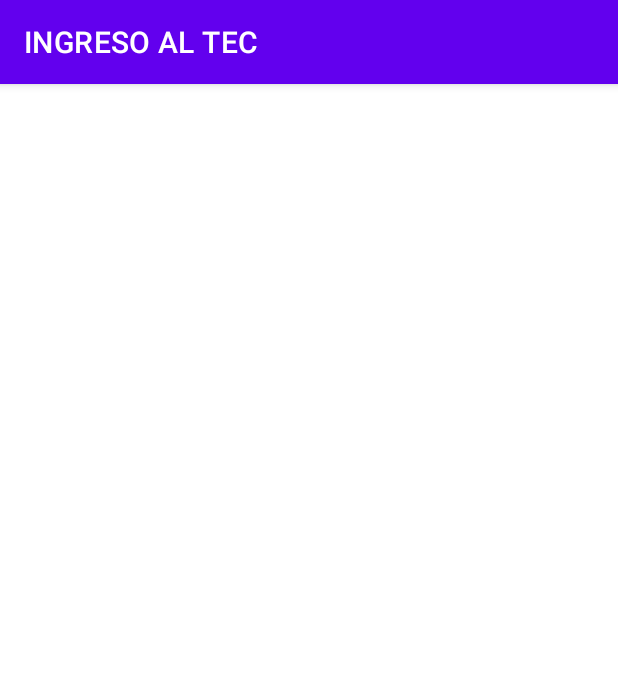
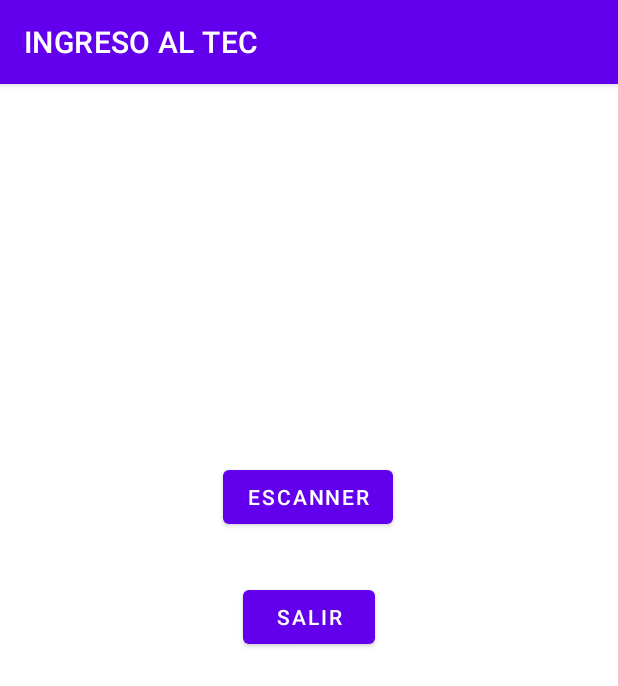
Before and after one commit to RetanaAlvarez/nuevo, an Android app: the lector_qr screen opened directly, with no data from a screen before it, on a phone screen of 412 x 824 dp. Shown: the top 686 px of the screen. Run offline under Robolectric (Android 15) with nearby library versions, the phone set to English and light mode, and no system bars; network calls fail.

Commit message:
intento de lector de qr

```diff
--- a/app/build.gradle
+++ b/app/build.gradle
@@ -37,7 +37,7 @@ dependencies {
     testImplementation 'junit:junit:4.+'
     androidTestImplementation 'androidx.test.ext:junit:1.1.3'
     androidTestImplementation 'androidx.test.espresso:espresso-core:3.4.0'
-    implementation 'com.google.zxing:core:3.0.0'
+    implementation 'com.google.zxing:core:3.3.0'
     implementation 'com.journeyapps:zxing-android-embedded:3.4.0'
 
 }
--- a/app/src/main/java/com/example/nuevo/lector_qr.java
+++ b/app/src/main/java/com/example/nuevo/lector_qr.java
@@ -1,14 +1,61 @@
 package com.example.nuevo;
 
+import android.content.Intent;
 import android.os.Bundle;
+import android.view.View;
+import android.widget.Button;
+import android.widget.TextView;
 
+import androidx.annotation.Nullable;
 import androidx.appcompat.app.AppCompatActivity;
 
+import com.google.zxing.integration.android.IntentIntegrator;
+import com.google.zxing.integration.android.IntentResult;
+
+
 public class lector_qr extends AppCompatActivity {
-
+ public Button btnScanner,salir;
+ public TextView tvBarCode;
     @Override
     protected void onCreate(Bundle savedInstanceState) {
         super.onCreate(savedInstanceState);
         setContentView(R.layout.activity_lector_qr);
+
+        btnScanner = findViewById(R.id.salir);
+        tvBarCode = findViewById(R.id.textView5);
+        salir = findViewById(R.id.escanear);
+
+        salir.setOnClickListener(mOnClickListener);
+
+
     }
+    public void btnScanner (View v){
+        finish();
+    }
+    @Override
+    protected void onActivityResult(int requestCode, int resultCode, @Nullable Intent data) {
+        super.onActivityResult(requestCode, resultCode, data);
+        IntentResult result = IntentIntegrator.parseActivityResult(requestCode,resultCode,data);
+        if (result != null)
+            if (result.getContents() != null){
+                tvBarCode.setText("El codigo de QR es:\n"+result.getContents());
+            }else {
+                tvBarCode.setText("Error al escanear el codigo ");
+            }
+    }
+
+    private View.OnClickListener mOnClickListener = new View.OnClickListener() {
+        @Override
+        public void onClick(View v) {
+            switch (v.getId()){
+                case R.id.salir:
+                    new IntentIntegrator(lector_qr.this).initiateScan();
+                    break;
+            }
+        }
+
+    };
+
+
+
 }
--- a/app/src/main/res/layout/activity_lector_qr.xml
+++ b/app/src/main/res/layout/activity_lector_qr.xml
@@ -4,6 +4,38 @@
     xmlns:tools="http://schemas.android.com/tools"
     android:layout_width="match_parent"
     android:layout_height="match_parent"
+    android:onClick="btnScanner"
     tools:context=".lector_qr">
 
+    <Button
+        android:id="@+id/salir"
+        android:layout_width="wrap_content"
+        android:layout_height="wrap_content"
+        android:layout_marginTop="32dp"
+        android:onClick="salir"
+        android:text="escanner"
+        app:layout_constraintEnd_toEndOf="parent"
+        app:layout_constraintHorizontal_bias="0.498"
+        app:layout_constraintStart_toStartOf="parent"
+        app:layout_constraintTop_toBottomOf="@+id/textView5" />
+
+    <Button
+        android:id="@+id/escanear"
+        android:layout_width="wrap_content"
+        android:layout_height="wrap_content"
+        android:layout_marginTop="32dp"
+        android:onClick="btnScanner"
+        android:text="salir"
+        app:layout_constraintEnd_toEndOf="parent"
+        app:layout_constraintStart_toStartOf="parent"
+        app:layout_constraintTop_toBottomOf="@+id/salir" />
+
+    <TextView
+        android:id="@+id/textView5"
+        android:layout_width="wrap_content"
+        android:layout_height="wrap_content"
+        android:layout_marginTop="200dp"
+        app:layout_constraintEnd_toEndOf="parent"
+        app:layout_constraintStart_toStartOf="parent"
+        app:layout_constraintTop_toTopOf="parent" />
 </androidx.constraintlayout.widget.ConstraintLayout>
```
